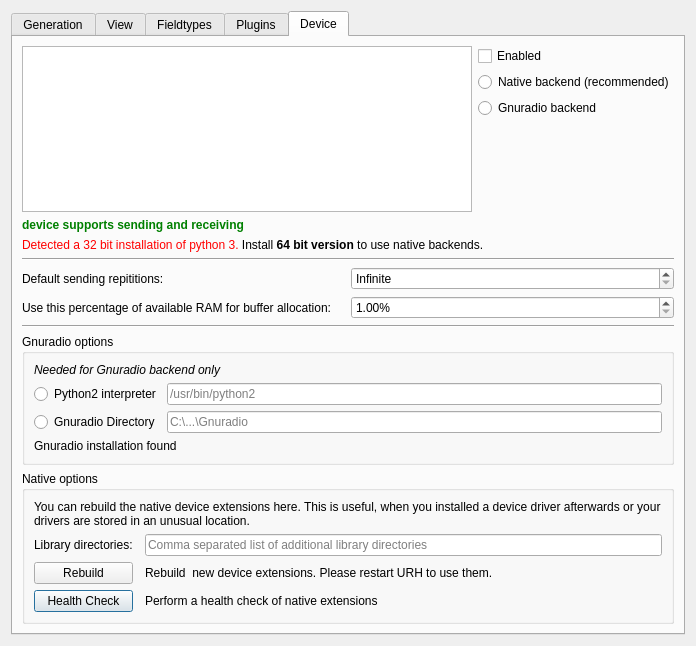
jopohl/urh, file ui/options.ui: the form before one commit.
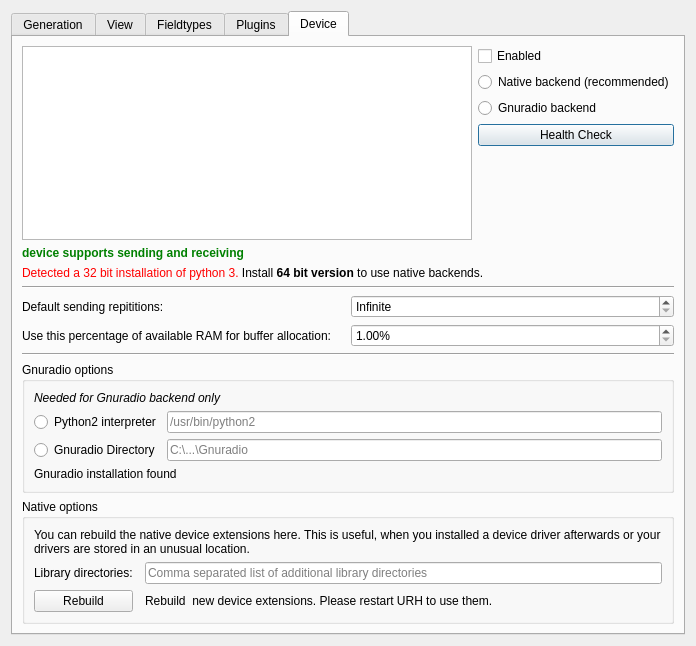
The form after the commit. Icons and pictures are not drawn. Custom widgets are drawn as their Qt base class.

Commit message: fix button pos

Diff of the .ui file:
```diff
--- a/ui/options.ui
+++ b/ui/options.ui
@@ -316,6 +316,25 @@
              </property>
             </widget>
            </item>
+           <item>
+            <widget class="QPushButton" name="btnHealthCheck">
+             <property name="sizePolicy">
+              <sizepolicy hsizetype="Minimum" vsizetype="Fixed">
+               <horstretch>0</horstretch>
+               <verstretch>0</verstretch>
+              </sizepolicy>
+             </property>
+             <property name="toolTip">
+              <string>Perform a health check for native device extenions</string>
+             </property>
+             <property name="text">
+              <string>Health Check</string>
+             </property>
+             <property name="icon">
+              <iconset theme="heart"/>
+             </property>
+            </widget>
+           </item>
            <item>
             <spacer name="verticalSpacer_6">
              <property name="orientation">
@@ -510,16 +529,6 @@
           <string>Native options</string>
          </property>
          <layout class="QGridLayout" name="gridLayout_5">
-          <item row="4" column="0">
-           <widget class="QPushButton" name="btnHealthCheck">
-            <property name="text">
-             <string>Health Check</string>
-            </property>
-            <property name="icon">
-             <iconset theme="heart"/>
-            </property>
-           </widget>
-          </item>
           <item row="2" column="0">
            <widget class="QLabel" name="labelLibDirs">
             <property name="text">
@@ -568,13 +577,6 @@
             </property>
            </widget>
           </item>
-          <item row="4" column="2">
-           <widget class="QLabel" name="labelHealthCheck">
-            <property name="text">
-             <string>Perform a health check of native extensions</string>
-            </property>
-           </widget>
-          </item>
          </layout>
         </widget>
        </item>
```
The commit also changes 1 other file.
